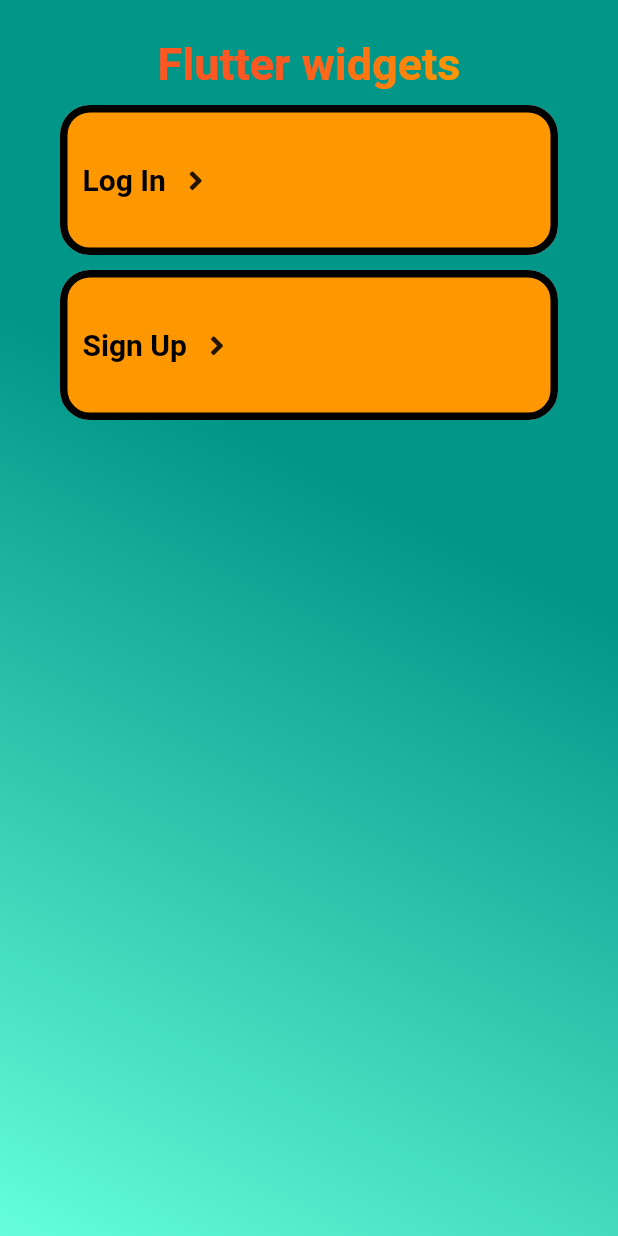
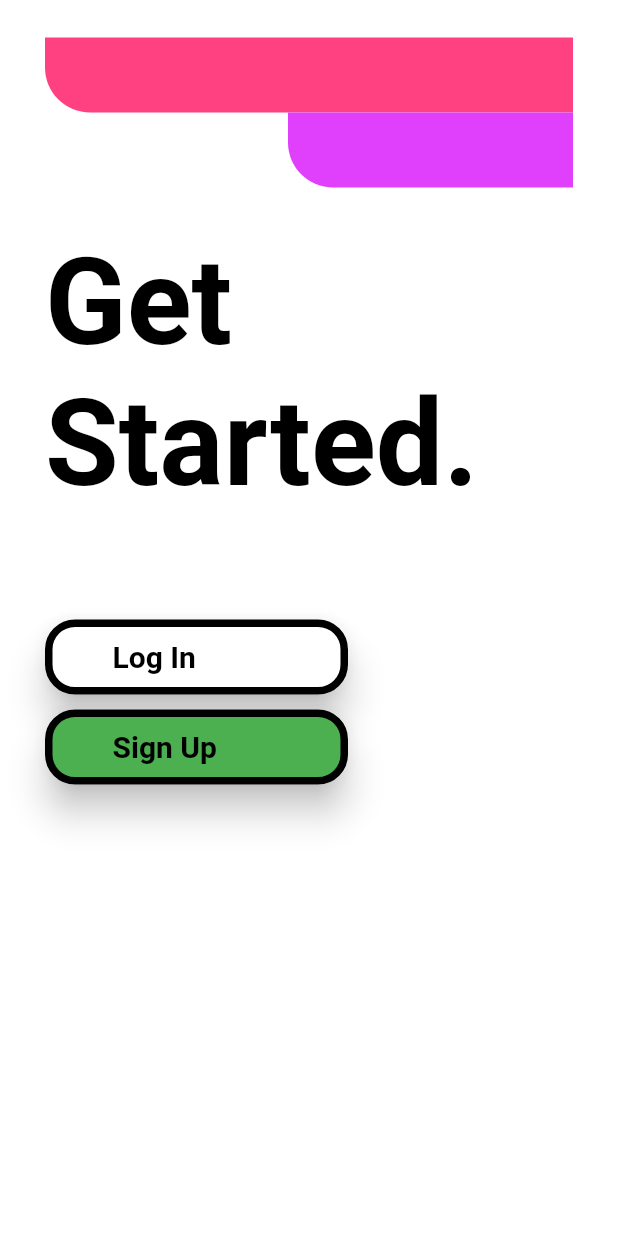
Before and after one commit to lakhanjindam/flutter_forms, a Flutter app: the screen it shows after launch, on a phone screen of 412 x 824 dp. Run offline on Flutter 3.47's test engine with Material 2 defaults, Android fonts, the phone set to English and light mode, and no system bars; our stand-ins replace cloud_firestore, firebase_auth, font_awesome_flutter, rflutter_alert, shared_preferences; missing offline and left inert: dbcrypt; accounts and stored records are empty.

Commit message:
Final app.

```diff
--- a/lib/pages/home.dart
+++ b/lib/pages/home.dart
@@ -2,6 +2,7 @@ import 'package:flutter/material.dart';
 import 'package:fluttertemplates/widgets/list.dart';
 
 class HomePage extends StatelessWidget {
+  double width = 392.72;
   @override
   Widget build(BuildContext context) {
     return Scaffold(
@@ -10,35 +11,53 @@ class HomePage extends StatelessWidget {
         padding: EdgeInsets.symmetric(vertical: 25, horizontal: 30),
         alignment: Alignment.center,
         decoration: BoxDecoration(
-          color: Colors.teal,
-          gradient: LinearGradient(
-            colors: [Colors.teal, Colors.tealAccent],
-            stops: [0.4, 1.0],
-            begin: Alignment.topRight,
-            end: Alignment.bottomLeft,
-          ),
+          color: Colors.white,
         ),
         child: Column(
           mainAxisAlignment: MainAxisAlignment.start,
-          //crossAxisAlignment: CrossAxisAlignment.start,
+          crossAxisAlignment: CrossAxisAlignment.start,
           children: [
-            ShaderMask(
-              shaderCallback: (Rect bounds) {
-                return LinearGradient(
-                  colors: [Colors.deepOrange, Colors.orange],
-                  stops: [0.4, 1.0],
-                  begin: Alignment.topLeft,
-                  end: Alignment.bottomRight,
-                ).createShader(bounds);
-              },
-              child: Text(
-                "Flutter widgets",
-                style: TextStyle(
-                  color: Colors.white,
-                  fontSize: 30,
-                  fontWeight: FontWeight.w700,
+            Container(
+              height: 50,
+              decoration: BoxDecoration(
+                color: Colors.pinkAccent,
+                borderRadius:
+                    BorderRadius.only(bottomLeft: Radius.circular(30)),
+              ),
+            ),
+            Padding(
+              padding: EdgeInsets.only(left: 392.72 - 230.72),
+              child: Container(
+                height: 50,
+                width: 230.72,
+                decoration: BoxDecoration(
+                  color: Colors.purpleAccent,
+                  borderRadius:
+                      BorderRadius.only(bottomLeft: Radius.circular(30)),
                 ),
               ),
+            ),
+            SizedBox(
+              height: 30,
+            ),
+            Text(
+              "Get",
+              style: TextStyle(
+                color: Colors.black,
+                fontSize: 80,
+                fontWeight: FontWeight.w700,
+              ),
+            ),
+            Text(
+              "Started.",
+              style: TextStyle(
+                color: Colors.black,
+                fontSize: 80,
+                fontWeight: FontWeight.w700,
+              ),
+            ),
+            SizedBox(
+              height: 60,
             ),
             Expanded(
               child: Container(
--- a/lib/widgets/list.dart
+++ b/lib/widgets/list.dart
@@ -4,8 +4,8 @@ import 'package:fluttertemplates/widgets/list_card.dart';
 
 class CardList extends StatelessWidget {
   List<ListData> data = [
-    ListData("Log In", Colors.orange, '/form'),
-    ListData("Sign Up", Colors.orange, '/signup'),
+    ListData("Log In", Colors.white, '/form'),
+    ListData("Sign Up", Colors.green, '/signup'),
   ];
 
   @override
--- a/lib/widgets/list_card.dart
+++ b/lib/widgets/list_card.dart
@@ -1,3 +1,4 @@
+import 'package:flutter/cupertino.dart';
 import 'package:flutter/material.dart';
 import 'package:font_awesome_flutter/font_awesome_flutter.dart';
 
@@ -16,22 +17,25 @@ class _ListCardState extends State<ListCard> {
   Color color;
   String route;
   _ListCardState(this.name, this.color, this.route);
+
   @override
   Widget build(BuildContext context) {
     return InkWell(
       onTap: () {
         Navigator.pushNamed(context, route);
       },
-      child: WillPopScope(
-        onWillPop: () => Future.value(true),
       child: Padding(
-          padding: const EdgeInsets.only(left: 10, right: 10, top: 10),
+        padding: EdgeInsets.only(
+          right: 150,
+          top: 10,
+        ),
         child: Material(
-            shadowColor: Colors.black87,
+          elevation: 10,
+          shadowColor: Colors.black,
           borderRadius: BorderRadius.circular(20),
           child: Container(
-              width: 400, //MediaQuery.of(context).size.width * 0.82,
-              height: 100, //MediaQuery.of(context).size.height * 0.14,
+            width: 40, //MediaQuery.of(context).size.width * 0.82,
+            height: 50, //MediaQuery.of(context).size.height * 0.14,
             decoration: BoxDecoration(
               color: widget.color,
               //gradient: newGradient,
@@ -42,24 +46,17 @@ class _ListCardState extends State<ListCard> {
               //mainAxisAlignment: MainAxisAlignment.spaceBetween,
               children: <Widget>[
                 SizedBox(
-                    width: 10,
+                  width: 40,
                 ),
                 Text(
                   widget.name,
+                  textAlign: TextAlign.center,
                   style: TextStyle(
                       color: Colors.black,
                       fontWeight: FontWeight.bold,
                       fontSize: 20),
                 ),
-                  SizedBox(
-                    width: 10,
-                  ),
-                  Icon(
-                    FontAwesomeIcons.angleRight,
-                    size: 20,
-                  )
               ],
-              ),
             ),
           ),
         ),
```
Lines whose indentation alone changed are shown as unchanged.
